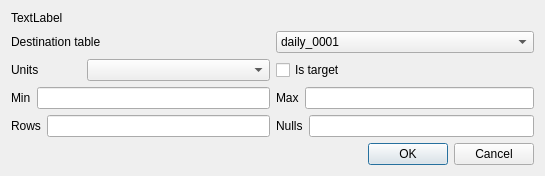
wtom76/ML, file Utilities/DbOperation/AddColumnDialog.ui: the form before one commit.
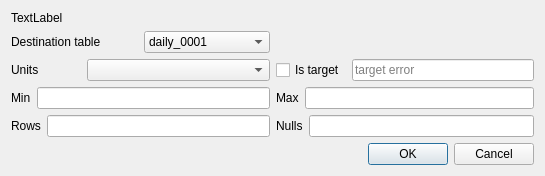
The form after the commit.

```diff
--- a/Utilities/DbOperation/AddColumnDialog.ui
+++ b/Utilities/DbOperation/AddColumnDialog.ui
@@ -21,6 +21,31 @@
      </property>
     </widget>
    </item>
+   <item row="1" column="0">
+    <layout class="QHBoxLayout" name="horizontalLayout_6">
+     <item>
+      <widget class="QLabel" name="label_6">
+       <property name="text">
+        <string>Destination table</string>
+       </property>
+      </widget>
+     </item>
+     <item>
+      <widget class="QComboBox" name="dest_table_">
+       <item>
+        <property name="text">
+         <string>daily_0001</string>
+        </property>
+       </item>
+       <item>
+        <property name="text">
+         <string>test_data</string>
+        </property>
+       </item>
+      </widget>
+     </item>
+    </layout>
+   </item>
    <item row="2" column="0">
     <layout class="QHBoxLayout" name="horizontalLayout">
      <item>
@@ -53,6 +78,24 @@
      </item>
     </layout>
    </item>
+   <item row="2" column="1">
+    <layout class="QHBoxLayout" name="horizontalLayout_7">
+     <item>
+      <widget class="QCheckBox" name="is_target_">
+       <property name="text">
+        <string>Is target</string>
+       </property>
+      </widget>
+     </item>
+     <item>
+      <widget class="QLineEdit" name="target_error_">
+       <property name="placeholderText">
+        <string>target error</string>
+       </property>
+      </widget>
+     </item>
+    </layout>
+   </item>
    <item row="3" column="0">
     <layout class="QHBoxLayout" name="horizontalLayout_3">
      <item>
@@ -132,38 +175,6 @@
      </property>
     </widget>
    </item>
-   <item row="2" column="1">
-    <widget class="QCheckBox" name="is_target_">
-     <property name="text">
-      <string>Is target</string>
-     </property>
-    </widget>
-   </item>
-   <item row="1" column="0" colspan="2">
-    <layout class="QHBoxLayout" name="horizontalLayout_6">
-     <item>
-      <widget class="QLabel" name="label_6">
-       <property name="text">
-        <string>Destination table</string>
-       </property>
-      </widget>
-     </item>
-     <item>
-      <widget class="QComboBox" name="dest_table_">
-       <item>
-        <property name="text">
-         <string>daily_0001</string>
-        </property>
-       </item>
-       <item>
-        <property name="text">
-         <string>test_data</string>
-        </property>
-       </item>
-      </widget>
-     </item>
-    </layout>
-   </item>
   </layout>
  </widget>
  <layoutdefault spacing="6" margin="11"/>
```
Left out of the diff: 2 changed lines with no effect on the pictures.
